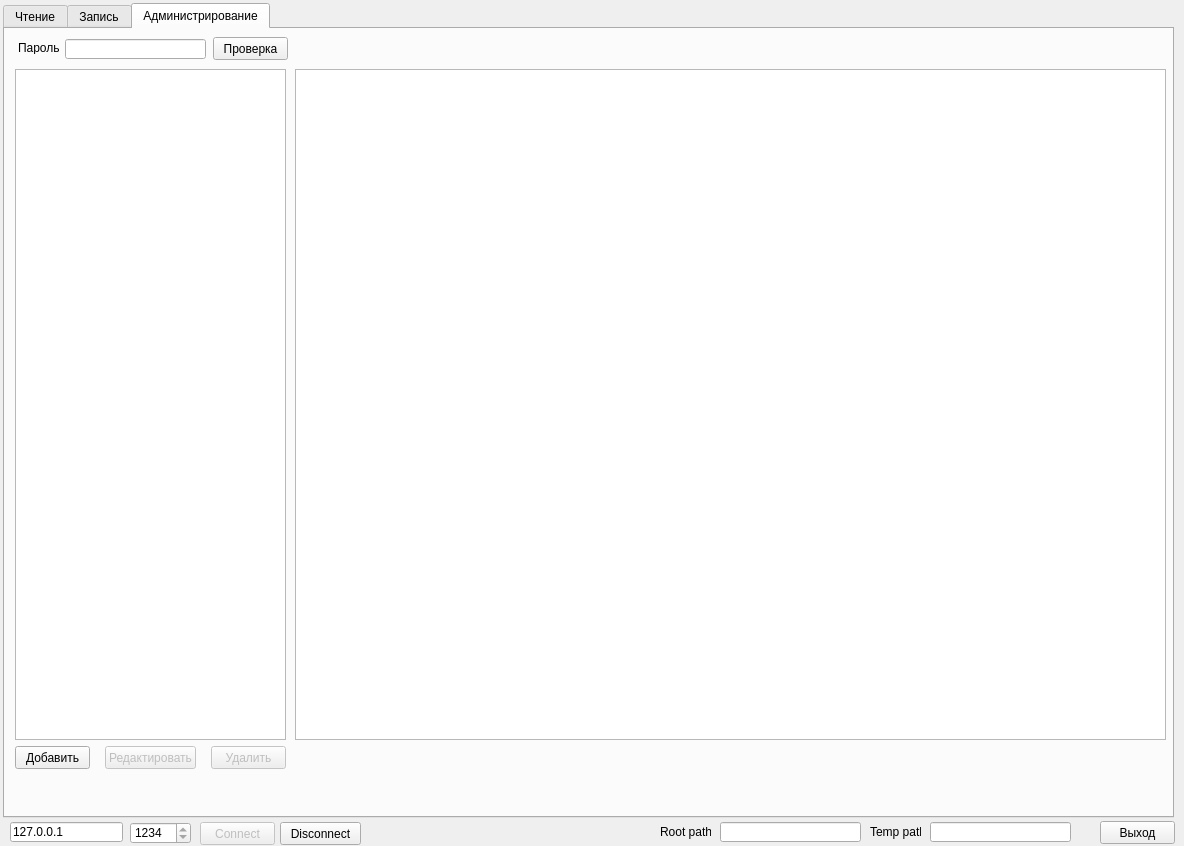
Above: ModelsUpdater/MainForm.ui from Balog/Synchonization before the change. Below: the same form after it.
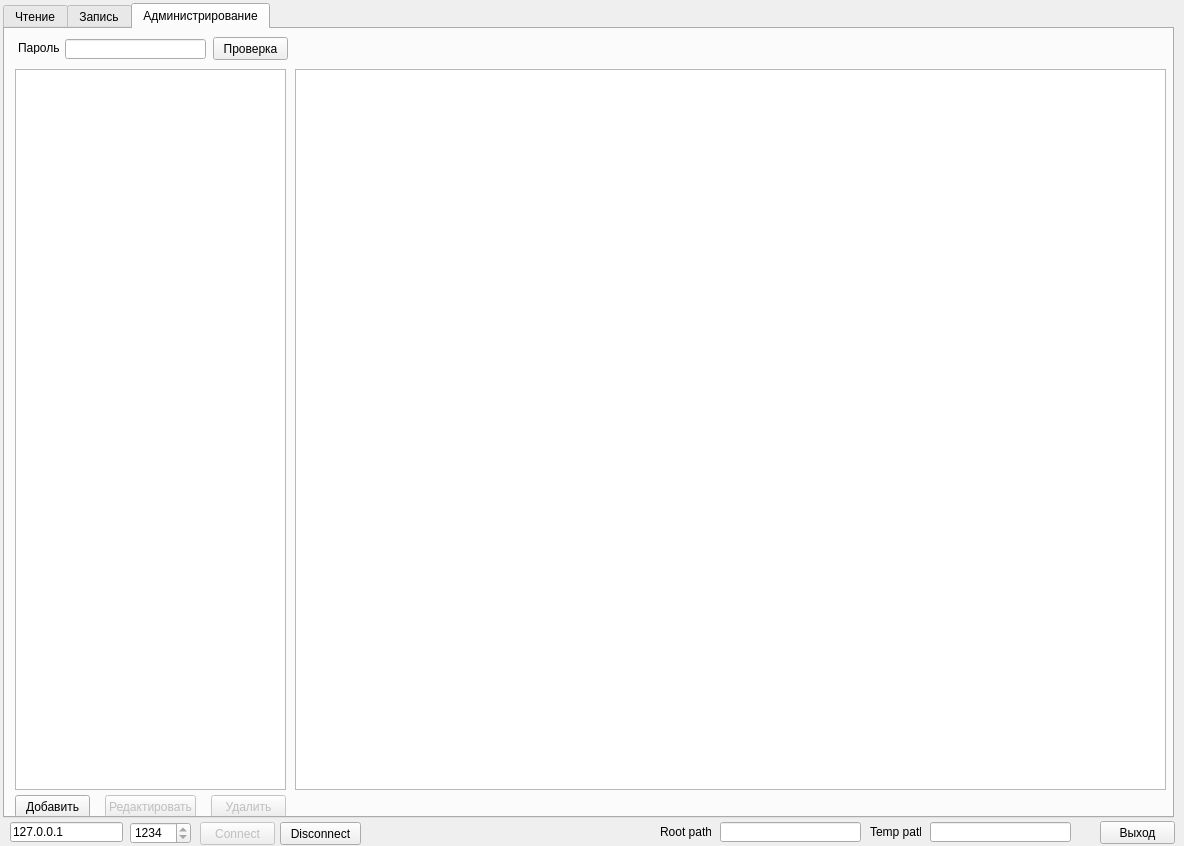
That is the form after the change.

Diff of the .ui file:
```diff
--- a/ModelsUpdater/MainForm.ui
+++ b/ModelsUpdater/MainForm.ui
@@ -616,7 +616,7 @@
        <x>10</x>
        <y>40</y>
        <width>271</width>
-       <height>671</height>
+       <height>721</height>
       </rect>
      </property>
      <property name="font">
@@ -665,7 +665,7 @@
      <property name="geometry">
       <rect>
        <x>10</x>
-       <y>717</y>
+       <y>766</y>
        <width>75</width>
        <height>23</height>
       </rect>
@@ -681,7 +681,7 @@
      <property name="geometry">
       <rect>
        <x>100</x>
-       <y>717</y>
+       <y>766</y>
        <width>91</width>
        <height>23</height>
       </rect>
@@ -697,7 +697,7 @@
      <property name="geometry">
       <rect>
        <x>206</x>
-       <y>717</y>
+       <y>766</y>
        <width>75</width>
        <height>23</height>
       </rect>
@@ -712,7 +712,7 @@
        <x>290</x>
        <y>40</y>
        <width>871</width>
-       <height>671</height>
+       <height>721</height>
       </rect>
      </property>
     </widget>
```
